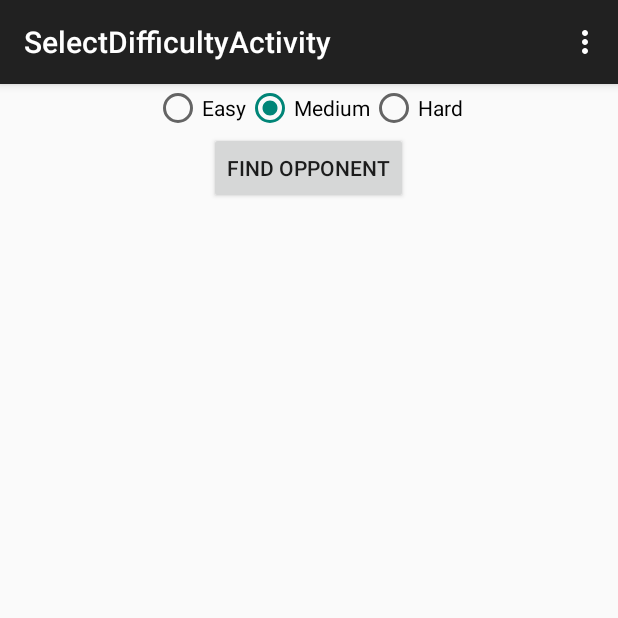
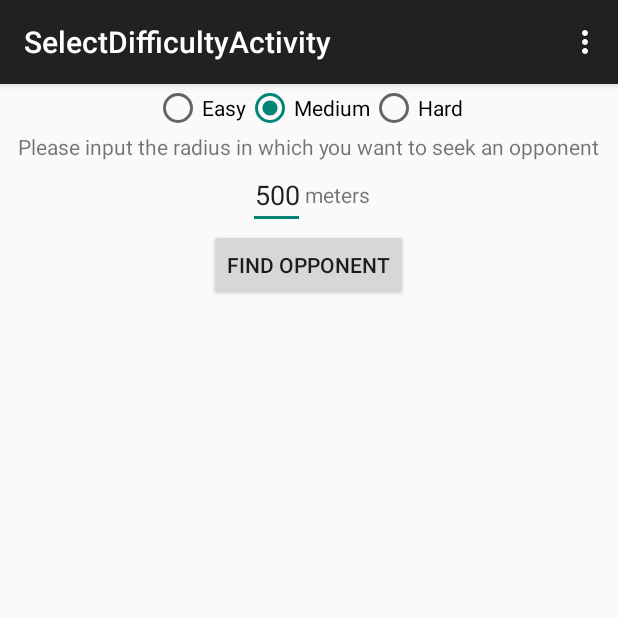
Before and after one commit to aedrish/n_puzzle_multi, an Android app: the SelectDifficultyActivity screen opened directly, with no data from a screen before it, on a phone screen of 412 x 824 dp, the top half of it. Run offline under Robolectric (Android 15) with nearby library versions, the phone set to English and light mode, and no system bars; libraries missing offline, so code that uses them is left out: com.firebase.client, com.firebase.geofire; 2 statements that could not run were skipped.

Commit message:
Made the radius configurable by the user (Checks may need to be implemented to prevent too high/ too low range)

```diff
--- a/app/src/main/java/nl/han/s478026/bram/npuzzel/SelectDifficultyActivity.java
+++ b/app/src/main/java/nl/han/s478026/bram/npuzzel/SelectDifficultyActivity.java
@@ -8,12 +8,15 @@ import android.location.Location;
 import android.location.LocationManager;
 import android.support.v7.app.ActionBarActivity;
 import android.os.Bundle;
+import android.util.Log;
 import android.view.Menu;
 import android.view.MenuItem;
 import android.view.View;
 import android.widget.Button;
+import android.widget.EditText;
 import android.widget.RadioButton;
 import android.widget.RadioGroup;
+import android.widget.TextView;
 
 import com.firebase.client.DataSnapshot;
 import com.firebase.client.Firebase;
@@ -102,7 +105,7 @@ public class SelectDifficultyActivity extends ActionBarActivity implements Obser
                 final WaitingDialog waitingDialog = new WaitingDialog(SelectDifficultyActivity.this, getString(R.string.searching_opponent), getString(R.string.locating_opponent));
 
                 geoFire.setLocation(userName, new GeoLocation(currentLocation.getLatitude(), currentLocation.getLongitude()));
-                final GeoQuery geoQuery = geoFire.queryAtLocation(new GeoLocation(currentLocation.getLatitude(), currentLocation.getLongitude()), radius);
+                final GeoQuery geoQuery = geoFire.queryAtLocation(new GeoLocation(currentLocation.getLatitude(), currentLocation.getLongitude()), getRadius());
 
                 final String difficulty = getDifficulty();
                 final Intent intent = new Intent(SelectDifficultyActivity.this, GameStartActivity.class);
@@ -155,6 +158,13 @@ public class SelectDifficultyActivity extends ActionBarActivity implements Obser
         });
     }
 
+    private double getRadius() {
+        EditText radiusText = (EditText) findViewById(R.id.radius);
+        return (Double.parseDouble(radiusText.getText().toString())/1000);
+        //Source
+        //http://stackoverflow.com/questions/10436776/how-to-get-a-numerical-value-from-an-android-edittext
+    }
+
     private String getDifficulty() {
         RadioGroup radiogroup = (RadioGroup) findViewById(R.id.radioGroup);
         RadioButton radioButton = (RadioButton) findViewById(radiogroup.getCheckedRadioButtonId());
--- a/app/src/main/res/layout/activity_select_difficulty.xml
+++ b/app/src/main/res/layout/activity_select_difficulty.xml
@@ -33,10 +33,43 @@
             android:id="@+id/Hard" />
     </RadioGroup>
 
+    <TextView
+        android:layout_width="wrap_content"
+        android:layout_height="wrap_content"
+        android:textAppearance="?android:attr/textAppearanceSmall"
+        android:text="@string/input_radius_for_opponent"
+        android:id="@+id/input_radius"
+        android:layout_gravity="center_horizontal" />
+
+    <LinearLayout
+        android:orientation="horizontal"
+        android:layout_width="match_parent"
+        android:layout_height="wrap_content"
+        android:gravity="center">
+
+        <EditText
+            android:layout_width="wrap_content"
+            android:layout_height="wrap_content"
+            android:inputType="number"
+            android:id="@+id/radius"
+            android:text="@string/standard_radius"
+            android:gravity="center" />
+
+        <TextView
+            android:layout_width="wrap_content"
+            android:layout_height="wrap_content"
+            android:textAppearance="?android:attr/textAppearanceSmall"
+            android:text="@string/meters"
+            android:id="@+id/meter_text"
+            android:gravity="end" />
+
+    </LinearLayout>
+
     <Button
         android:layout_width="wrap_content"
         android:layout_height="wrap_content"
         android:text="@string/find_opponent"
         android:id="@+id/buttonFindOpponent"
         android:layout_gravity="center_horizontal" />
+
 </LinearLayout>
--- a/app/src/main/res/values/strings.xml
+++ b/app/src/main/res/values/strings.xml
@@ -42,4 +42,7 @@
     <string name="searching_opponent">Searching opponent</string>
     <string name="locating_opponent">Please wait while an opponent is being located</string>
     <string name="CountDownTimer">Game starts in</string>
+    <string name="input_radius_for_opponent">Please input the radius in which you want to seek an opponent</string>
+    <string name="standard_radius">500</string>
+    <string name="meters">meters</string>
 </resources>
```
